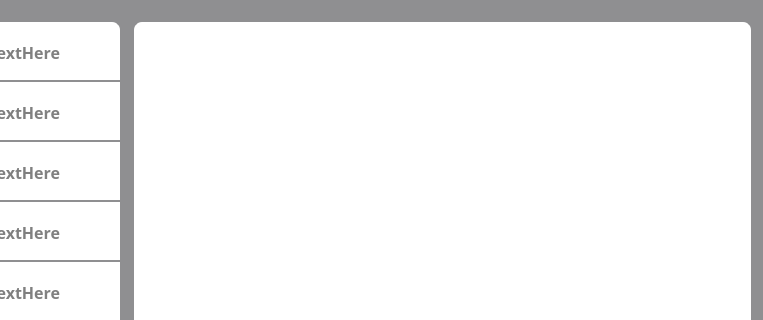
Before: the Qt Designer form src/main/resources/ui/default/emailWindow.ui in pkristof1999/Szakdolgozat, drawn with Qt 5; both pictures show x 128 to 891 and y 0 to 320 of the 891 by 715 pixel window.
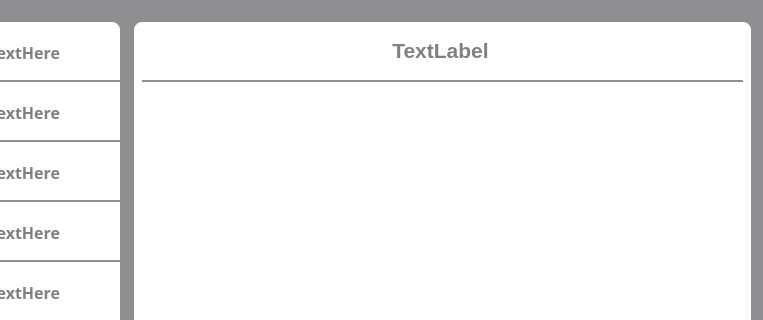
After: the same form once the commit is applied.

Commit message: Email módnál tárgy kiírása a címmezőbe, stílusok javítása

```diff
--- a/src/main/resources/ui/default/emailWindow.ui
+++ b/src/main/resources/ui/default/emailWindow.ui
@@ -43,9 +43,9 @@
      <property name="geometry">
       <rect>
        <x>10</x>
-       <y>10</y>
+       <y>60</y>
        <width>601</width>
-       <height>531</height>
+       <height>481</height>
       </rect>
      </property>
      <property name="styleSheet">
@@ -136,6 +136,42 @@
       <enum>Qt::Horizontal</enum>
      </property>
     </widget>
+    <widget class="Line" name="horizontalLine2">
+     <property name="geometry">
+      <rect>
+       <x>10</x>
+       <y>60</y>
+       <width>601</width>
+       <height>2</height>
+      </rect>
+     </property>
+     <property name="orientation">
+      <enum>Qt::Horizontal</enum>
+     </property>
+    </widget>
+    <widget class="QLabel" name="subjectLabel">
+     <property name="geometry">
+      <rect>
+       <x>8</x>
+       <y>5</y>
+       <width>601</width>
+       <height>51</height>
+      </rect>
+     </property>
+     <property name="styleSheet">
+      <string notr="true">* {
+	font-size: 16pt;
+	color: grey;
+	border: None;
+}</string>
+     </property>
+     <property name="text">
+      <string>TextLabel</string>
+     </property>
+     <property name="alignment">
+      <set>Qt::AlignCenter</set>
+     </property>
+    </widget>
    </widget>
    <widget class="QWidget" name="widget_2" native="true">
     <property name="geometry">
```
Left out of the diff: 2 changed lines with no effect on the pictures. The commit also changes 1 other file.
